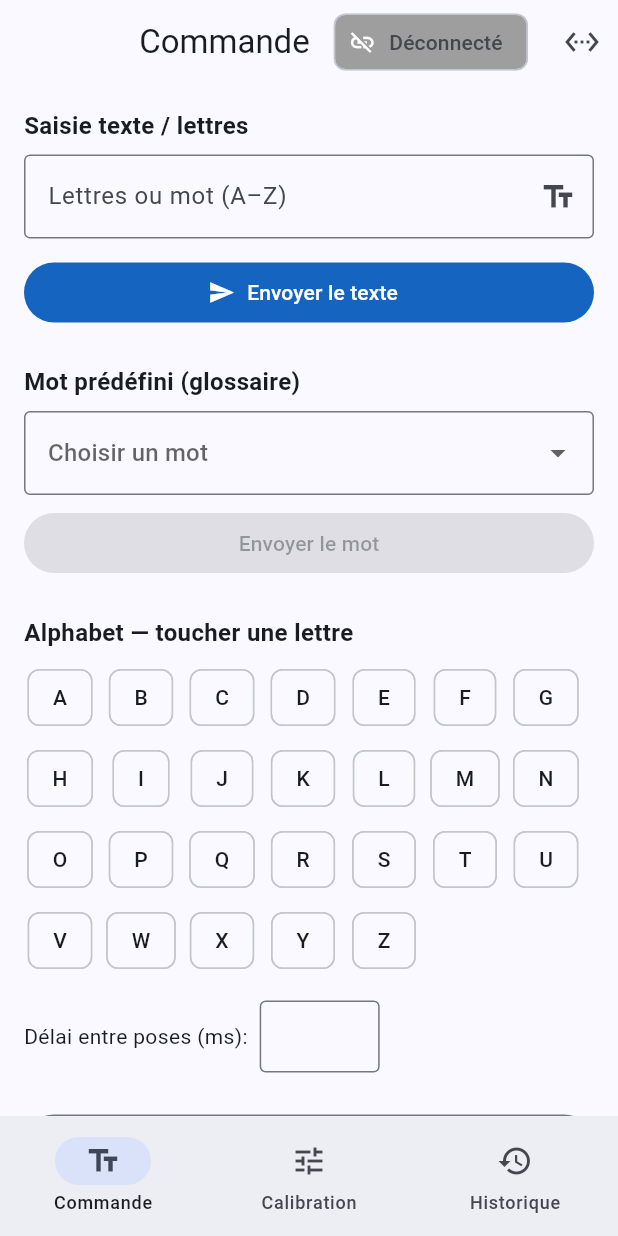
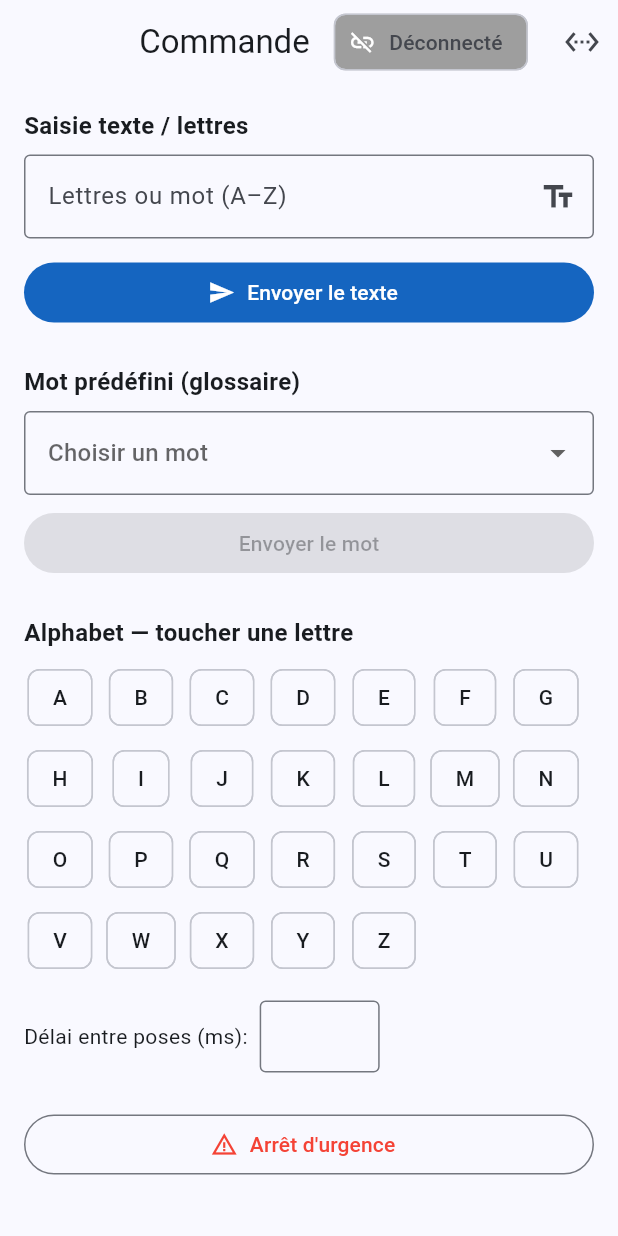
Before and after one commit to alabelguith-a11y/pfa, a Flutter app: the screen it shows after launch, on a phone screen of 412 x 824 dp. Run offline on Flutter 3.47's test engine with Material 3 defaults, Android fonts, the phone set to English and light mode, and no system bars; our stand-ins replace csv, flutter_blue_plus, permission_handler, shared_preferences.

Commit message:
Refactor main app structure to use HomeScreen directly, implement BLE connection flow with permission handling, and update AndroidManifest for Bluetooth permissions.

```diff
--- a/lib/main.dart
+++ b/lib/main.dart
@@ -1,8 +1,6 @@
 import 'package:flutter/material.dart';
 import 'package:flutter/services.dart';
 import 'screens/home_screen.dart';
-import 'screens/calibration_screen.dart';
-import 'screens/history_screen.dart';
 
 void main() {
   WidgetsFlutterBinding.ensureInitialized();
@@ -35,52 +33,7 @@ class AdevaGloveApp extends StatelessWidget {
           elevation: 0,
         ),
       ),
-      home: const MainShell(),
+      home: const HomeScreen(),
     );
   }
 }
-
-class MainShell extends StatefulWidget {
-  const MainShell({super.key});
-
-  @override
-  State<MainShell> createState() => _MainShellState();
-}
-
-class _MainShellState extends State<MainShell> {
-  int _index = 0;
-
-  static const List<Widget> _screens = [
-    HomeScreen(),
-    CalibrationScreen(),
-    HistoryScreen(),
-  ];
-
-  @override
-  Widget build(BuildContext context) {
-    return Scaffold(
-      body: IndexedStack(
-        index: _index,
-        children: _screens,
-      ),
-      bottomNavigationBar: NavigationBar(
-        selectedIndex: _index,
-        onDestinationSelected: (i) => setState(() => _index = i),
-        destinations: const [
-          NavigationDestination(
-            icon: Icon(Icons.text_fields),
-            label: 'Commande',
-          ),
-          NavigationDestination(
-            icon: Icon(Icons.tune),
-            label: 'Calibration',
-          ),
-          NavigationDestination(
-            icon: Icon(Icons.history),
-            label: 'Historique',
-          ),
-        ],
-      ),
-    );
-  }
-}
--- a/pubspec.yaml
+++ b/pubspec.yaml
@@ -11,9 +11,12 @@ dependencies:
     sdk: flutter
   cupertino_icons: ^1.0.8
   flutter_blue_plus: ^1.32.0
+  permission_handler: ^11.3.0
   path_provider: ^2.1.2
   shared_preferences: ^2.2.2
   csv: ^6.0.0
+  get: ^4.7.2
+
 
 dev_dependencies:
   flutter_test:
```
Also changed, not shown: lib/screens/home_screen.dart (+166 -36 lines), lib/services/glove_connection_service.dart (+9 -1 lines), 1 other file.
